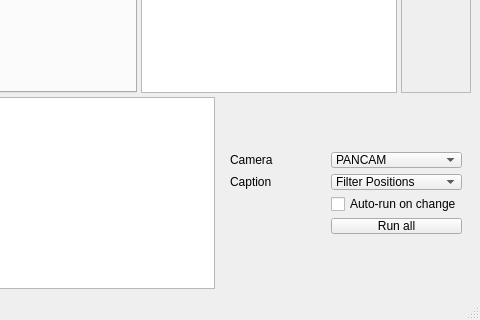
This is assets/main.ui in AU-ExoMars/PCOT as Qt 5 draws it before an edit; both pictures show x 764 to 1244 and y 490 to 810 of the 1244 by 810 pixel window. The edited form follows.
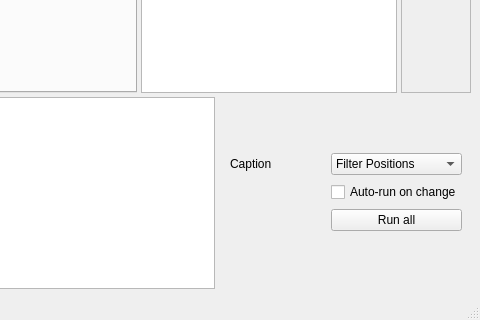
This is the edited form. Custom widgets are drawn as their Qt base class.

Commit message: Channel source objects hugely changed into a hierarchy of things. PANCAM/AUPE selection now done in multifile node.

```diff
--- a/assets/main.ui
+++ b/assets/main.ui
@@ -186,48 +186,14 @@
            </size>
           </property>
           <layout class="QGridLayout" name="gridLayout_2">
-           <item row="1" column="0">
+           <item row="0" column="0">
             <widget class="QLabel" name="caplabel">
              <property name="text">
               <string>Caption</string>
              </property>
             </widget>
            </item>
-           <item row="0" column="0">
-            <widget class="QLabel" name="camlabel">
-             <property name="text">
-              <string>Camera</string>
-             </property>
-            </widget>
-           </item>
            <item row="0" column="1">
-            <widget class="QComboBox" name="camCombo">
-             <property name="minimumSize">
-              <size>
-               <width>120</width>
-               <height>0</height>
-              </size>
-             </property>
-             <item>
-              <property name="text">
-               <string>PANCAM</string>
-              </property>
-             </item>
-             <item>
-              <property name="text">
-               <string>AUPE</string>
-              </property>
-             </item>
-            </widget>
-           </item>
-           <item row="2" column="1">
-            <widget class="QCheckBox" name="autoRun">
-             <property name="text">
-              <string>Auto-run on change</string>
-             </property>
-            </widget>
-           </item>
-           <item row="1" column="1">
             <widget class="QComboBox" name="capCombo">
              <property name="minimumSize">
               <size>
@@ -257,7 +223,14 @@
              </item>
             </widget>
            </item>
-           <item row="3" column="1">
+           <item row="1" column="1">
+            <widget class="QCheckBox" name="autoRun">
+             <property name="text">
+              <string>Auto-run on change</string>
+             </property>
+            </widget>
+           </item>
+           <item row="2" column="1">
             <widget class="QPushButton" name="runAllButton">
              <property name="text">
               <string>Run all</string>
```
The commit also changes 7 other files.
